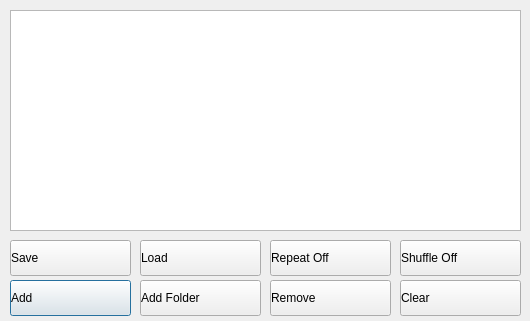
chirs241097/QMidiPlayer, file qmidiplayer-desktop/qmpplistwindow.ui: the form before one commit.
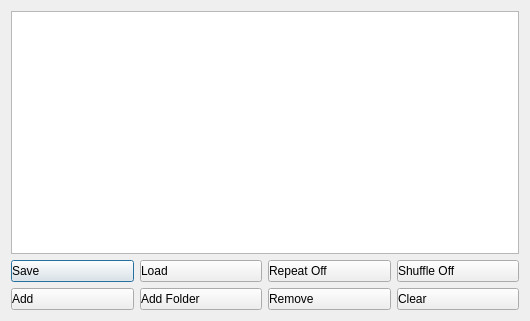
The form after the commit. Icons and pictures are not drawn.

What changed in the file:
```diff
--- a/qmidiplayer-desktop/qmpplistwindow.ui
+++ b/qmidiplayer-desktop/qmpplistwindow.ui
@@ -28,118 +28,35 @@
   <property name="windowTitle">
    <string>Playlist</string>
   </property>
-  <widget class="QPushButton" name="pbAdd">
-   <property name="geometry">
-    <rect>
-     <x>10</x>
-     <y>280</y>
-     <width>121</width>
-     <height>36</height>
-    </rect>
-   </property>
-   <property name="styleSheet">
-    <string notr="true">text-align:left</string>
-   </property>
-   <property name="text">
-    <string>Add</string>
-   </property>
-   <property name="icon">
-    <iconset resource="resources.qrc">
-     <normaloff>:/img/add.png</normaloff>:/img/add.png</iconset>
-   </property>
-   <property name="iconSize">
-    <size>
-     <width>32</width>
-     <height>32</height>
-    </size>
-   </property>
-  </widget>
-  <widget class="QPushButton" name="pbAddFolder">
-   <property name="geometry">
-    <rect>
-     <x>140</x>
-     <y>280</y>
-     <width>121</width>
-     <height>36</height>
-    </rect>
-   </property>
-   <property name="styleSheet">
-    <string notr="true">text-align:left</string>
-   </property>
-   <property name="text">
-    <string>Add Folder</string>
-   </property>
-   <property name="icon">
-    <iconset resource="resources.qrc">
-     <normaloff>:/img/addfolder.png</normaloff>:/img/addfolder.png</iconset>
-   </property>
-   <property name="iconSize">
-    <size>
-     <width>32</width>
-     <height>32</height>
-    </size>
-   </property>
-  </widget>
-  <widget class="QPushButton" name="pbRepeat">
-   <property name="geometry">
-    <rect>
-     <x>270</x>
-     <y>240</y>
-     <width>121</width>
-     <height>36</height>
-    </rect>
-   </property>
-   <property name="styleSheet">
-    <string notr="true">text-align:left</string>
-   </property>
-   <property name="text">
-    <string>Repeat Off</string>
-   </property>
-   <property name="icon">
-    <iconset resource="resources.qrc">
-     <normaloff>:/img/repeat-non.png</normaloff>:/img/repeat-non.png</iconset>
-   </property>
-   <property name="iconSize">
-    <size>
-     <width>32</width>
-     <height>32</height>
-    </size>
-   </property>
-  </widget>
-  <widget class="QPushButton" name="pbShuffle">
-   <property name="geometry">
-    <rect>
-     <x>400</x>
-     <y>240</y>
-     <width>121</width>
-     <height>36</height>
-    </rect>
-   </property>
-   <property name="styleSheet">
-    <string notr="true">text-align:left</string>
-   </property>
-   <property name="text">
-    <string>Shuffle Off</string>
-   </property>
-   <property name="icon">
-    <iconset resource="resources.qrc">
-     <normaloff>:/img/shuffle-off.png</normaloff>:/img/shuffle-off.png</iconset>
-   </property>
-   <property name="iconSize">
-    <size>
-     <width>32</width>
-     <height>32</height>
-    </size>
-   </property>
-  </widget>
+  <layout class="QVBoxLayout" name="verticalLayout">
+   <item>
+    <widget class="QListWidget" name="lwFiles">
+     <property name="acceptDrops">
+      <bool>false</bool>
+     </property>
+     <property name="dragEnabled">
+      <bool>true</bool>
+     </property>
+     <property name="dragDropMode">
+      <enum>QAbstractItemView::InternalMove</enum>
+     </property>
+    </widget>
+   </item>
+   <item>
+    <layout class="QGridLayout" name="gridLayout">
+     <item row="0" column="0">
   <widget class="QPushButton" name="pbSave">
-   <property name="geometry">
-    <rect>
-     <x>10</x>
-     <y>240</y>
-     <width>121</width>
+       <property name="sizePolicy">
+        <sizepolicy hsizetype="Preferred" vsizetype="Preferred">
+         <horstretch>0</horstretch>
+         <verstretch>0</verstretch>
+        </sizepolicy>
+       </property>
+       <property name="maximumSize">
+        <size>
+         <width>16777215</width>
      <height>36</height>
-    </rect>
+        </size>
    </property>
    <property name="styleSheet">
     <string notr="true">text-align:left</string>
@@ -158,14 +75,52 @@
     </size>
    </property>
   </widget>
+     </item>
+     <item row="1" column="0">
+      <widget class="QPushButton" name="pbAdd">
+       <property name="sizePolicy">
+        <sizepolicy hsizetype="Preferred" vsizetype="Preferred">
+         <horstretch>0</horstretch>
+         <verstretch>0</verstretch>
+        </sizepolicy>
+       </property>
+       <property name="maximumSize">
+        <size>
+         <width>16777215</width>
+         <height>36</height>
+        </size>
+       </property>
+       <property name="styleSheet">
+        <string notr="true">text-align:left</string>
+       </property>
+       <property name="text">
+        <string>Add</string>
+       </property>
+       <property name="icon">
+        <iconset resource="resources.qrc">
+         <normaloff>:/img/add.png</normaloff>:/img/add.png</iconset>
+       </property>
+       <property name="iconSize">
+        <size>
+         <width>32</width>
+         <height>32</height>
+        </size>
+       </property>
+      </widget>
+     </item>
+     <item row="0" column="1">
   <widget class="QPushButton" name="pbLoad">
-   <property name="geometry">
-    <rect>
-     <x>140</x>
-     <y>240</y>
-     <width>121</width>
+       <property name="sizePolicy">
+        <sizepolicy hsizetype="Preferred" vsizetype="Preferred">
+         <horstretch>0</horstretch>
+         <verstretch>0</verstretch>
+        </sizepolicy>
+       </property>
+       <property name="maximumSize">
+        <size>
+         <width>16777215</width>
      <height>36</height>
-    </rect>
+        </size>
    </property>
    <property name="styleSheet">
     <string notr="true">text-align:left</string>
@@ -184,14 +139,52 @@
     </size>
    </property>
   </widget>
+     </item>
+     <item row="0" column="2">
+      <widget class="QPushButton" name="pbRepeat">
+       <property name="sizePolicy">
+        <sizepolicy hsizetype="Minimum" vsizetype="Preferred">
+         <horstretch>0</horstretch>
+         <verstretch>0</verstretch>
+        </sizepolicy>
+       </property>
+       <property name="maximumSize">
+        <size>
+         <width>16777215</width>
+         <height>36</height>
+        </size>
+       </property>
+       <property name="styleSheet">
+        <string notr="true">text-align:left</string>
+       </property>
+       <property name="text">
+        <string>Repeat Off</string>
+       </property>
+       <property name="icon">
+        <iconset resource="resources.qrc">
+         <normaloff>:/img/repeat-non.png</normaloff>:/img/repeat-non.png</iconset>
+       </property>
+       <property name="iconSize">
+        <size>
+         <width>32</width>
+         <height>32</height>
+        </size>
+       </property>
+      </widget>
+     </item>
+     <item row="1" column="2">
   <widget class="QPushButton" name="pbRemove">
-   <property name="geometry">
-    <rect>
-     <x>270</x>
-     <y>280</y>
-     <width>121</width>
+       <property name="sizePolicy">
+        <sizepolicy hsizetype="Minimum" vsizetype="Preferred">
+         <horstretch>0</horstretch>
+         <verstretch>0</verstretch>
+        </sizepolicy>
+       </property>
+       <property name="maximumSize">
+        <size>
+         <width>16777215</width>
      <height>36</height>
-    </rect>
+        </size>
    </property>
    <property name="styleSheet">
     <string notr="true">text-align:left</string>
@@ -210,14 +203,84 @@
     </size>
    </property>
   </widget>
+     </item>
+     <item row="1" column="1">
+      <widget class="QPushButton" name="pbAddFolder">
+       <property name="sizePolicy">
+        <sizepolicy hsizetype="Minimum" vsizetype="Preferred">
+         <horstretch>0</horstretch>
+         <verstretch>0</verstretch>
+        </sizepolicy>
+       </property>
+       <property name="maximumSize">
+        <size>
+         <width>16777215</width>
+         <height>36</height>
+        </size>
+       </property>
+       <property name="styleSheet">
+        <string notr="true">text-align:left</string>
+       </property>
+       <property name="text">
+        <string>Add Folder</string>
+       </property>
+       <property name="icon">
+        <iconset resource="resources.qrc">
+         <normaloff>:/img/addfolder.png</normaloff>:/img/addfolder.png</iconset>
+       </property>
+       <property name="iconSize">
+        <size>
+         <width>32</width>
+         <height>32</height>
+        </size>
+       </property>
+      </widget>
+     </item>
+     <item row="0" column="3">
+      <widget class="QPushButton" name="pbShuffle">
+       <property name="sizePolicy">
+        <sizepolicy hsizetype="Preferred" vsizetype="Preferred">
+         <horstretch>0</horstretch>
+         <verstretch>0</verstretch>
+        </sizepolicy>
+       </property>
+       <property name="maximumSize">
+        <size>
+         <width>16777215</width>
+         <height>36</height>
+        </size>
+       </property>
+       <property name="styleSheet">
+        <string notr="true">text-align:left</string>
+       </property>
+       <property name="text">
+        <string>Shuffle Off</string>
+       </property>
+       <property name="icon">
+        <iconset resource="resources.qrc">
+         <normaloff>:/img/shuffle-off.png</normaloff>:/img/shuffle-off.png</iconset>
+       </property>
+       <property name="iconSize">
+        <size>
+         <width>32</width>
+         <height>32</height>
+        </size>
+       </property>
+      </widget>
+     </item>
+     <item row="1" column="3">
   <widget class="QPushButton" name="pbClear">
-   <property name="geometry">
-    <rect>
-     <x>400</x>
-     <y>280</y>
-     <width>121</width>
+       <property name="sizePolicy">
+        <sizepolicy hsizetype="Preferred" vsizetype="Preferred">
+         <horstretch>0</horstretch>
+         <verstretch>0</verstretch>
+        </sizepolicy>
+       </property>
+       <property name="maximumSize">
+        <size>
+         <width>16777215</width>
      <height>36</height>
-    </rect>
+        </size>
    </property>
    <property name="styleSheet">
     <string notr="true">text-align:left</string>
@@ -236,25 +299,10 @@
     </size>
    </property>
   </widget>
-  <widget class="QListWidget" name="lwFiles">
-   <property name="geometry">
-    <rect>
-     <x>10</x>
-     <y>10</y>
-     <width>511</width>
-     <height>221</height>
-    </rect>
-   </property>
-   <property name="acceptDrops">
-    <bool>false</bool>
-   </property>
-   <property name="dragEnabled">
-    <bool>true</bool>
-   </property>
-   <property name="dragDropMode">
-    <enum>QAbstractItemView::InternalMove</enum>
-   </property>
-  </widget>
+     </item>
+    </layout>
+   </item>
+  </layout>
  </widget>
  <resources>
   <include location="resources.qrc"/>
```
Lines whose indentation alone changed are shown as unchanged.
